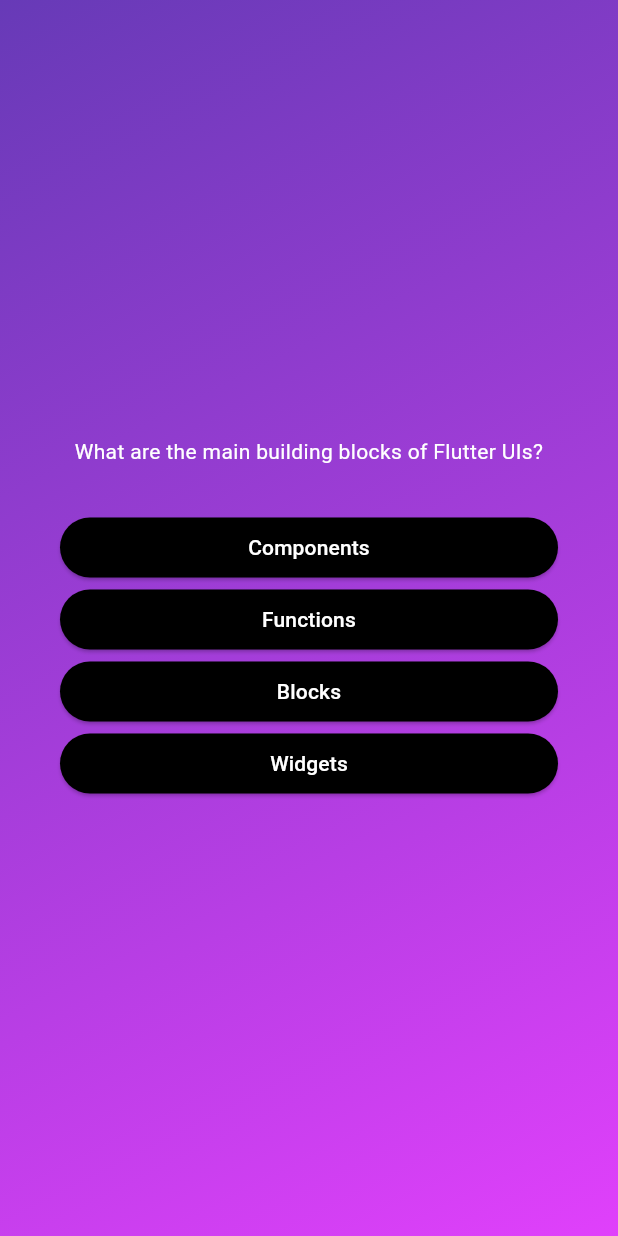
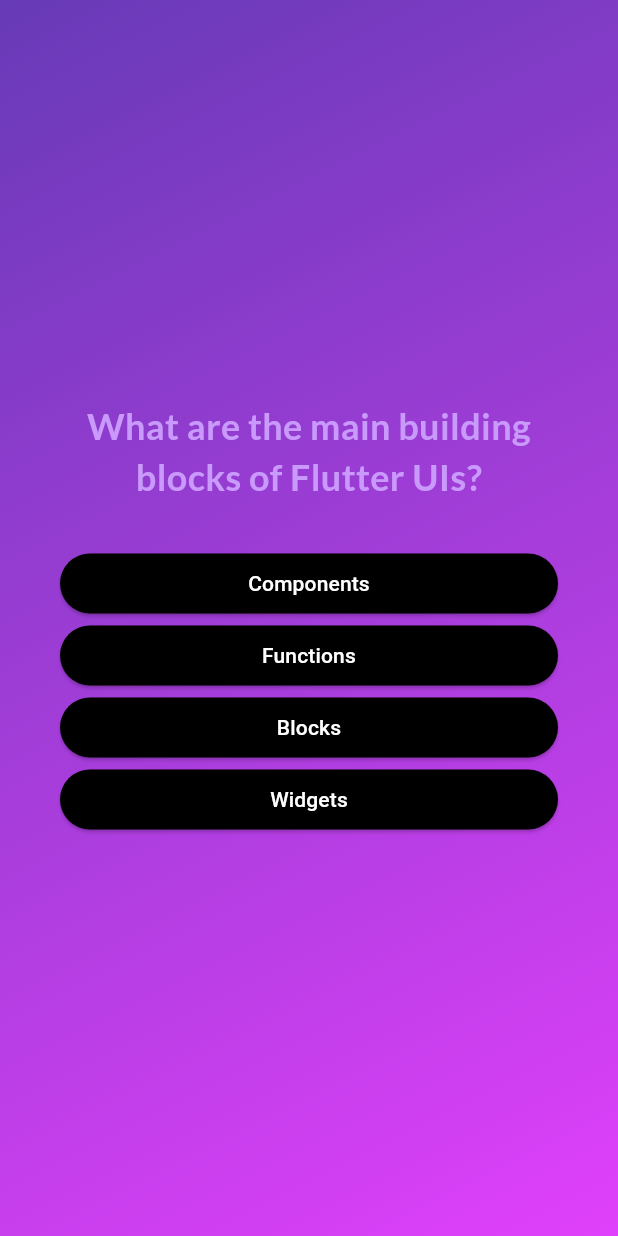
Before and after one commit to mathisgauthey/quiz_app, a Flutter app: the screen it shows after launch, after a tap on "Start Quiz", on a phone screen of 412 x 824 dp. Run offline on Flutter 3.47's test engine with Material 3 defaults, Android fonts, the phone set to English and light mode, and no system bars; our stand-ins replace google_fonts.

Commit message:
feat: 76 third party packages

```diff
--- a/lib/questions_screen.dart
+++ b/lib/questions_screen.dart
@@ -1,4 +1,5 @@
 import 'package:flutter/material.dart';
+import 'package:google_fonts/google_fonts.dart';
 import 'package:quiz_app/answer_button.dart';
 
 import 'data/questions.dart';
@@ -35,7 +36,11 @@ class _QuestionsScreenState extends State<QuestionsScreen> {
           children: [
             Text(
               currentQuestion.text,
-              style: TextStyle(color: Colors.white),
+              style: GoogleFonts.lato(
+                fontSize: 24,
+                color: Color.fromARGB(255, 201, 153, 251),
+                fontWeight: FontWeight.bold,
+              ),
               textAlign: TextAlign.center,
             ),
             SizedBox(height: 30),
--- a/pubspec.yaml
+++ b/pubspec.yaml
@@ -34,6 +34,7 @@ dependencies:
   # The following adds the Cupertino Icons font to your application.
   # Use with the CupertinoIcons class for iOS style icons.
   cupertino_icons: ^1.0.8
+  google_fonts: ^6.2.1
 
 dev_dependencies:
   flutter_test:
```
Also changed, not shown: pubspec.lock, 1 other file.
